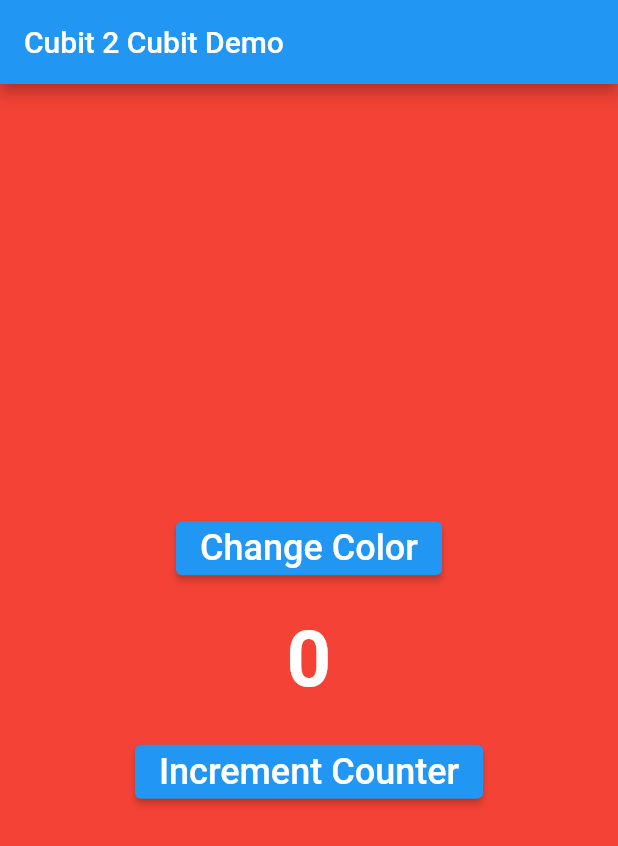
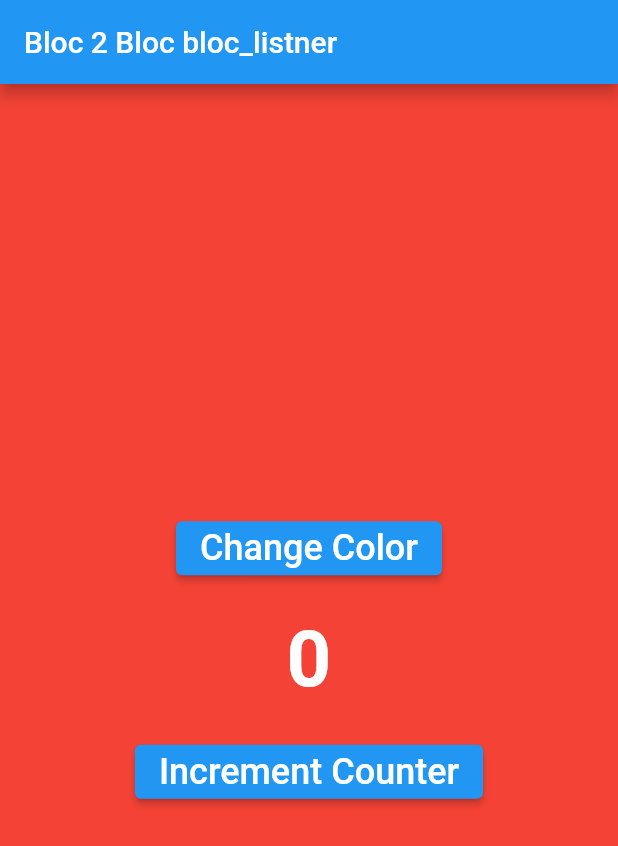
Before and after one commit to adeelzahid1/cubit_bloc, a Flutter app: the screen it shows after launch, on a phone screen of 412 x 824 dp. Shown: the top 846 px of the screen. Run offline on Flutter 3.47's test engine with Material 2 defaults, Android fonts, the phone set to English and light mode, and no system bars; our stand-ins replace bloc, equatable, flutter_bloc.

Commit message:
change title bloc to bloc

```diff
--- a/lib/main.dart
+++ b/lib/main.dart
@@ -57,7 +57,7 @@ class _MyHomePageState extends State<MyHomePage> {
       }
       },
       child: Scaffold(
-        appBar: AppBar(title: Text('Cubit 2 Cubit Demo')),
+        appBar: AppBar(title: Text('Bloc 2 Bloc bloc_listner')),
         backgroundColor: context.watch<ColorBloc>().state.color,
         body: Center(
           child: Column(
```
